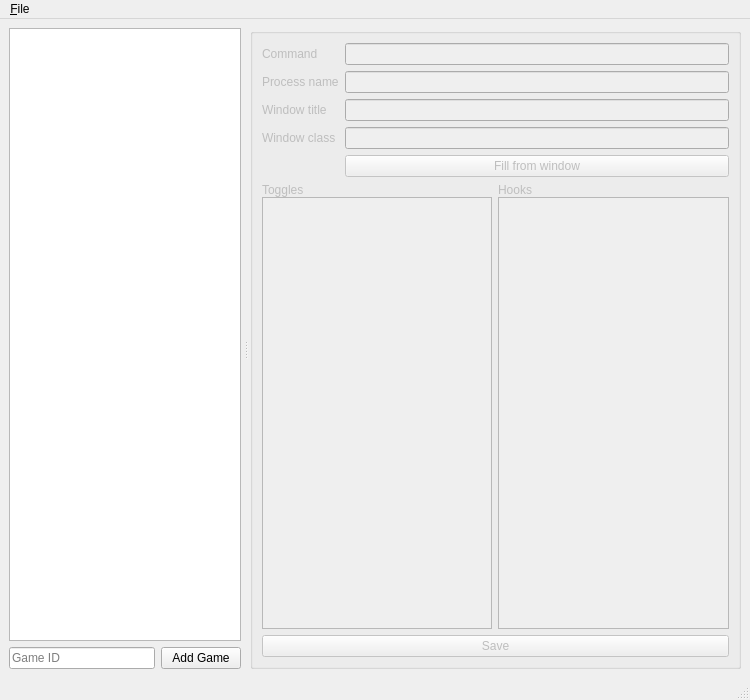
Old version of the form optiwrapper/configurator/SettingsWindow.ui in the repository yut23/optiwrapper.
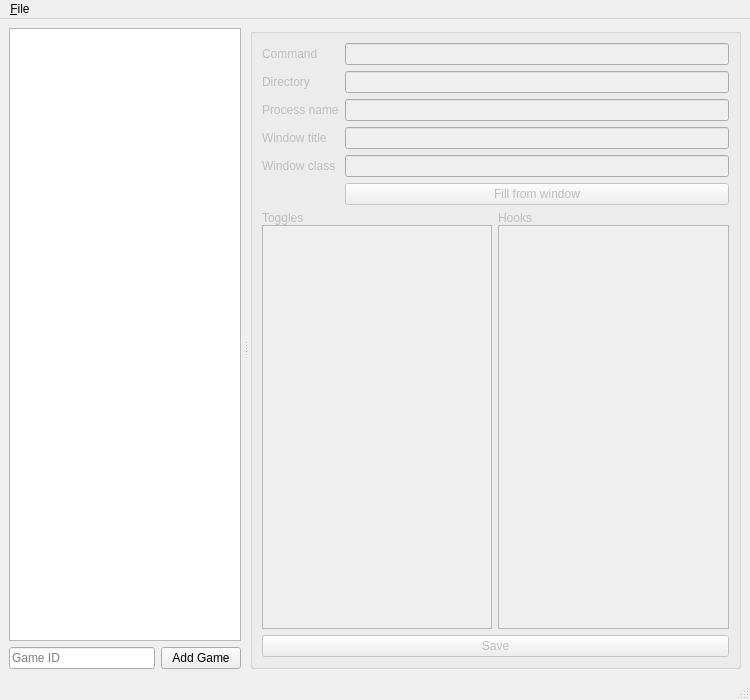
New version of the form.

Commit message:
Allow specifying the directory the game should be started in
Needed for Harmless Drudge.

What changed in the file:
```diff
--- a/optiwrapper/configurator/SettingsWindow.ui
+++ b/optiwrapper/configurator/SettingsWindow.ui
@@ -95,6 +95,29 @@
            </widget>
           </item>
           <item row="1" column="0">
+           <widget class="QLabel" name="start_directory_label">
+            <property name="text">
+             <string>Directory</string>
+            </property>
+            <property name="buddy">
+             <cstring>start_directory_textbox</cstring>
+            </property>
+           </widget>
+          </item>
+          <item row="1" column="1">
+           <widget class="QLineEdit" name="start_directory_textbox">
+            <property name="toolTip">
+             <string>&lt;html&gt;&lt;head/&gt;&lt;body&gt;&lt;p&gt;The directory in which to run the command.&lt;/p&gt;&lt;/body&gt;&lt;/html&gt;</string>
+            </property>
+            <property name="statusTip">
+             <string>The directory in which to run the command.</string>
+            </property>
+            <property name="inputMethodHints">
+             <set>Qt::ImhNoAutoUppercase</set>
+            </property>
+           </widget>
+          </item>
+          <item row="2" column="0">
            <widget class="QLabel" name="process_name_label">
             <property name="text">
              <string>Process name</string>
@@ -104,7 +127,7 @@
             </property>
            </widget>
           </item>
-          <item row="1" column="1">
+          <item row="2" column="1">
            <widget class="QLineEdit" name="process_name_textbox">
             <property name="toolTip">
              <string>&lt;html&gt;&lt;head/&gt;&lt;body&gt;&lt;p&gt;The process name, for tracking when the game has exited.&lt;/p&gt;&lt;p&gt;Only needed if the initial process isn't the same as the actual game and it exits early (e.g. a launcher).&lt;/p&gt;&lt;/body&gt;&lt;/html&gt;</string>
@@ -117,7 +140,7 @@
             </property>
            </widget>
           </item>
-          <item row="2" column="0">
+          <item row="3" column="0">
            <widget class="QLabel" name="window_title_label">
             <property name="text">
              <string>Window title</string>
@@ -127,7 +150,7 @@
             </property>
            </widget>
           </item>
-          <item row="2" column="1">
+          <item row="3" column="1">
            <widget class="QLineEdit" name="window_title_textbox">
             <property name="toolTip">
              <string>&lt;html&gt;&lt;head/&gt;&lt;body&gt;&lt;p&gt;Name of main game window (regular expression).&lt;/p&gt;&lt;p&gt;Can be found in the Alt-Tab menu or with &lt;code&gt;xprop WM_NAME.&lt;/code&gt;&lt;/p&gt;&lt;/body&gt;&lt;/html&gt;</string>
@@ -140,7 +163,7 @@
             </property>
            </widget>
           </item>
-          <item row="3" column="0">
+          <item row="4" column="0">
            <widget class="QLabel" name="window_class_label">
             <property name="text">
              <string>Window class</string>
@@ -150,7 +173,7 @@
             </property>
            </widget>
           </item>
-          <item row="3" column="1">
+          <item row="4" column="1">
            <widget class="QLineEdit" name="window_class_textbox">
             <property name="toolTip">
              <string>&lt;html&gt;&lt;head/&gt;&lt;body&gt;&lt;p&gt;Window classname of main game window (regex, must match exactly).&lt;/p&gt;&lt;/body&gt;&lt;/html&gt;</string>
@@ -163,7 +186,7 @@
             </property>
            </widget>
           </item>
-          <item row="4" column="1">
+          <item row="5" column="1">
            <widget class="QPushButton" name="fill_button">
             <property name="toolTip">
              <string>Left-click to select a window, right-click to cancel.</string>
```
Left out of the diff: 1 changed line with no effect on the pictures. The commit also changes 4 other files.
